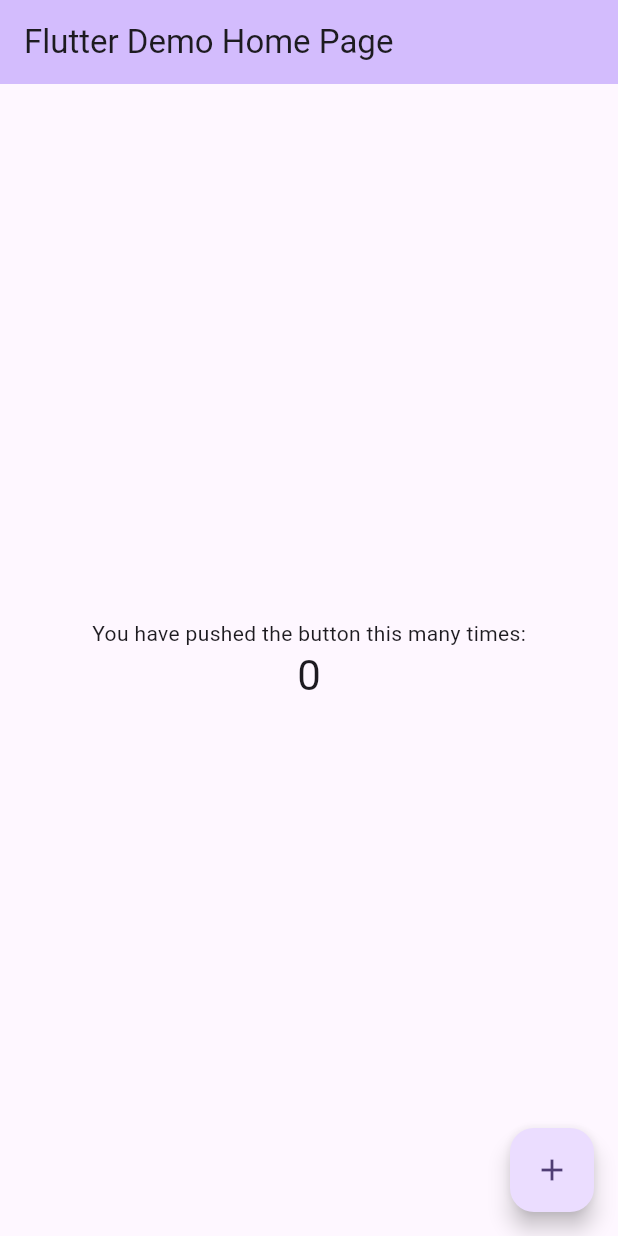
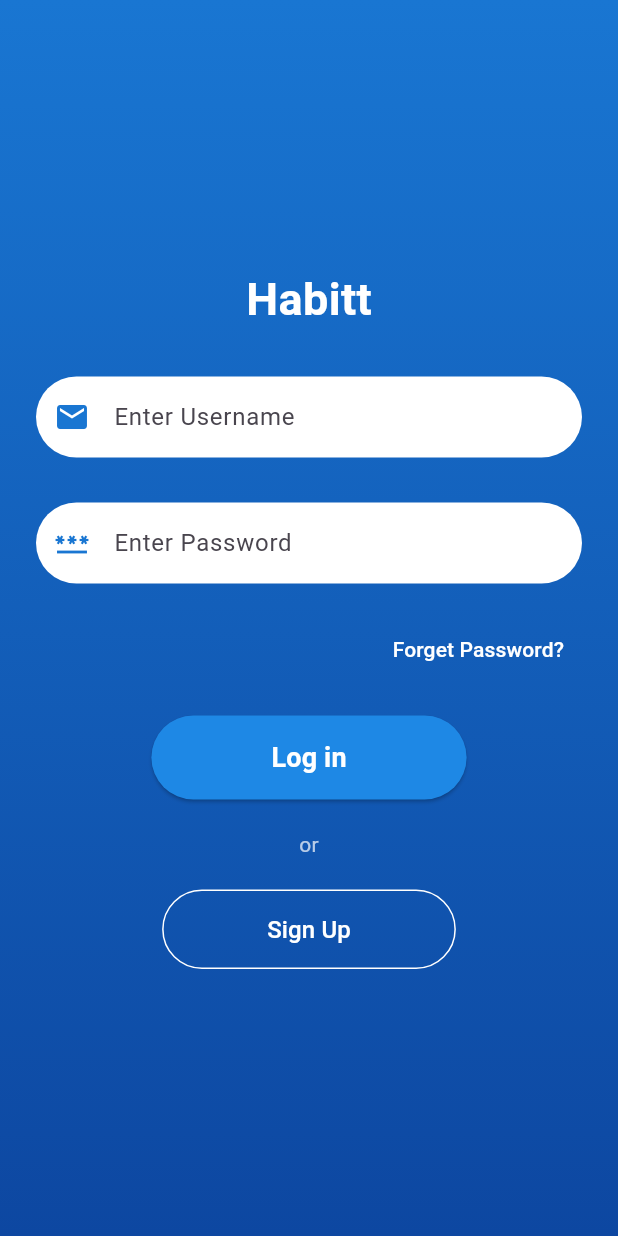
Before and after one commit to Hamzaalhadithy/habit_tracker_app, a Flutter app: the screen it shows after launch, on a phone screen of 412 x 824 dp. Run offline on Flutter 3.47's test engine with Material 3 defaults, Android fonts, the phone set to English and light mode, and no system bars; our stand-ins replace firebase_auth, firebase_core, fluttertoast; accounts and stored records are empty.

Commit message:
login page

```diff
--- /dev/null
+++ b/lib/login_screen.dart
@@ -0,0 +1,183 @@
+import 'package:flutter/material.dart';
+import 'package:firebase_auth/firebase_auth.dart';
+import 'package:fluttertoast/fluttertoast.dart';
+
+
+class LoginScreen extends StatefulWidget{
+  const LoginScreen({super.key});
+
+  @override
+  _loginScreenState createState() => _loginScreenState();
+}
+
+class _loginScreenState extends State<LoginScreen>{
+  final _emailCont = TextEditingController();
+  final _passwordCont = TextEditingController();
+  final FirebaseAuth _auth = FirebaseAuth.instance;
+
+
+  //default credinationals
+  final String defaultUsername = "testuser@gmail.com";
+  final String defaultPasword = "password123";
+
+  void _login() async {
+    try{
+      final credential = await _auth.signInWithEmailAndPassword(
+        email: _emailCont.text,
+        password: _passwordCont.text,
+      );
+    } on FirebaseAuthException catch (e){
+      if (e.code == 'user-not-found'){
+        Fluttertoast.showToast(msg: 'No user found for this email');
+      }
+      else if (e.code == 'wrong-password'){
+        Fluttertoast.showToast(msg: 'Wrong password');
+      }
+      else{
+        Fluttertoast.showToast(msg: e.code.toString(), gravity: ToastGravity.BOTTOM, backgroundColor: Colors.blue.shade700, webPosition: 'center' );
+      }
+    }
+  }
+
+
+  @override
+  Widget build(BuildContext context){
+    return Scaffold(
+      body: Container(
+        decoration: BoxDecoration(
+          gradient: LinearGradient(
+            colors: [Colors.blue.shade700, Colors.blue.shade900],
+            begin: Alignment.topCenter,
+            end: Alignment.bottomCenter,
+          ),
+        ),
+        child: Center(
+          child: SingleChildScrollView(
+            padding: EdgeInsets.all(24.0),
+            child: Column(
+              mainAxisAlignment: MainAxisAlignment.center,
+              children: [
+                const Text(
+                  'Habitt',
+                  style: TextStyle(
+                    fontSize: 30,
+                    color: Colors.white,
+                    fontWeight: FontWeight.bold,
+                  ),
+                ),
+                const SizedBox(
+                  height: 30,
+                ),
+                Container(
+                  decoration: BoxDecoration(
+                    color: Colors.white,
+                    borderRadius: BorderRadius.circular(30),
+                  ),
+                  child: TextField(
+                    controller: _emailCont,
+                    decoration: InputDecoration(
+                      prefixIcon: Icon(Icons.email, color: Colors.blue.shade700,),
+                      hintText: 'Enter Username',
+                      border: InputBorder.none,
+                      contentPadding: const EdgeInsets.symmetric(
+                        horizontal: 20, vertical: 15,
+                      ),
+                    ),
+                  ),
+                ),
+                const SizedBox(
+                  height: 30,
+                ),
+                Container(
+                  decoration: BoxDecoration(
+                    color: Colors.white,
+                    borderRadius: BorderRadius.circular(30),
+                  ),
+                  child: TextField(
+                    controller: _passwordCont,
+                    decoration: InputDecoration(
+                      prefixIcon: Icon(Icons.password, color: Colors.blue.shade700,),
+                      hintText: 'Enter Password',
+                      border: InputBorder.none,
+                      contentPadding: const EdgeInsets.symmetric(
+                        horizontal: 20, vertical: 15,
+                      ),
+                    ),
+                  ),
+                ),
+                const SizedBox(
+                  height: 20,
+                ),
+                Align(
+                  alignment: Alignment.centerRight,
+                  child: TextButton(
+                    onPressed: (){
+                      // password logic
+                    },
+                    child: const Text('Forget Password?', style: TextStyle(color: Colors.white),),
+                  ),
+                ),
+                const SizedBox(
+                  height: 20,
+                ),
+                ElevatedButton(
+                  onPressed: _login,
+                  style: ElevatedButton.styleFrom(
+                    backgroundColor: Colors.blue.shade600,
+                    shape: RoundedRectangleBorder(
+                      borderRadius: BorderRadiusGeometry.circular(30),
+                    ),
+                    padding: const EdgeInsets.symmetric(
+                      horizontal: 80, vertical: 15,
+                    ),
+                  ),
+                  child: const Text(
+                    'Log in',
+                    style: TextStyle(
+                      fontSize: 18,
+                      color: Colors.white,
+                      fontWeight: FontWeight.bold,
+                    ),
+                  ),
+                ),
+                const SizedBox(
+                  height: 20,
+                ),
+                const Text(
+                  'or',
+                  style: TextStyle(
+                    color: Colors.white70,
+                  ),
+                ),
+                const SizedBox(
+                  height: 20,
+                ),
+                OutlinedButton(
+                  onPressed: (){
+                    // navigate to register screen
+                  },
+                  style: OutlinedButton.styleFrom(
+                    side: const BorderSide(color: Colors.white),
+                    shape: RoundedRectangleBorder(
+                      borderRadius: BorderRadius.circular(30),
+                    ),
+                    padding: EdgeInsets.symmetric(
+                      horizontal: 70, vertical: 15,
+                    )
+                  ),
+                  child: const Text(
+                    'Sign Up',
+                    style: TextStyle(
+                      color: Colors.white,
+                      fontSize: 16,
+                    ),
+                  ),
+                )
+              ],
+            ),
+          ),
+        ),
+      ),
+    );
+  }
+}
--- a/lib/main.dart
+++ b/lib/main.dart
@@ -1,6 +1,21 @@
 import 'package:flutter/material.dart';
+import 'package:firebase_core/firebase_core.dart';
+import 'package:habit_tracker_app/login_screen.dart';
+import 'firebase_options.dart';
+import 'package:firebase_auth/firebase_auth.dart';
 
-void main() {
+void main() async {
+  WidgetsFlutterBinding.ensureInitialized();
+  await Firebase.initializeApp(
+    options: FirebaseOptions(
+      apiKey: "AIzaSyAJCWIsfR71inIQO2bPdAo-TywOaoR0-zE",
+      authDomain: "habit-tracker-8ae47.firebaseapp.com",
+      projectId: "habit-tracker-8ae47",
+      storageBucket: "habit-tracker-8ae47.firebasestorage.app",
+      messagingSenderId: "251810538816",
+      appId: "1:251810538816:web:532d3b1d9e3821854946a5"
+    ),
+  );
   runApp(const MyApp());
 }
 
@@ -11,112 +26,11 @@ class MyApp extends StatelessWidget {
   @override
   Widget build(BuildContext context) {
     return MaterialApp(
-      title: 'Flutter Demo',
+      title: 'Habit Tracker',
       theme: ThemeData(
-        // This is the theme of your application.
-        //
-        // TRY THIS: Try running your application with "flutter run". You'll see
-        // the application has a purple toolbar. Then, without quitting the app,
-        // try changing the seedColor in the colorScheme below to Colors.green
-        // and then invoke "hot reload" (save your changes or press the "hot
-        // reload" button in a Flutter-supported IDE, or press "r" if you used
-        // the command line to start the app).
-        //
-        // Notice that the counter didn't reset back to zero; the application
-        // state is not lost during the reload. To reset the state, use hot
-        // restart instead.
-        //
-        // This works for code too, not just values: Most code changes can be
-        // tested with just a hot reload.
         colorScheme: ColorScheme.fromSeed(seedColor: Colors.deepPurple),
       ),
-      home: const MyHomePage(title: 'Flutter Demo Home Page'),
+      home: const LoginScreen(),
     );
   }
 }
-
-class MyHomePage extends StatefulWidget {
-  const MyHomePage({super.key, required this.title});
-
-  // This widget is the home page of your application. It is stateful, meaning
-  // that it has a State object (defined below) that contains fields that affect
-  // how it looks.
-
-  // This class is the configuration for the state. It holds the values (in this
-  // case the title) provided by the parent (in this case the App widget) and
-  // used by the build method of the State. Fields in a Widget subclass are
-  // always marked "final".
-
-  final String title;
-
-  @override
-  State<MyHomePage> createState() => _MyHomePageState();
-}
-
-class _MyHomePageState extends State<MyHomePage> {
-  int _counter = 0;
-
-  void _incrementCounter() {
-    setState(() {
-      // This call to setState tells the Flutter framework that something has
-      // changed in this State, which causes it to rerun the build method below
-      // so that the display can reflect the updated values. If we changed
-      // _counter without calling setState(), then the build method would not be
-      // called again, and so nothing would appear to happen.
-      _counter++;
-    });
-  }
-
-  @override
-  Widget build(BuildContext context) {
-    // This method is rerun every time setState is called, for instance as done
-    // by the _incrementCounter method above.
-    //
-    // The Flutter framework has been optimized to make rerunning build methods
-    // fast, so that you can just rebuild anything that needs updating rather
-    // than having to individually change instances of widgets.
-    return Scaffold(
-      appBar: AppBar(
-        // TRY THIS: Try changing the color here to a specific color (to
-        // Colors.amber, perhaps?) and trigger a hot reload to see the AppBar
-        // change color while the other colors stay the same.
-        backgroundColor: Theme.of(context).colorScheme.inversePrimary,
-        // Here we take the value from the MyHomePage object that was created by
-        // the App.build method, and use it to set our appbar title.
-        title: Text(widget.title),
-      ),
-      body: Center(
-        // Center is a layout widget. It takes a single child and positions it
-        // in the middle of the parent.
-        child: Column(
-          // Column is also a layout widget. It takes a list of children and
-          // arranges them vertically. By default, it sizes itself to fit its
-          // children horizontally, and tries to be as tall as its parent.
-          //
-          // Column has various properties to control how it sizes itself and
-          // how it positions its children. Here we use mainAxisAlignment to
-          // center the children vertically; the main axis here is the vertical
-          // axis because Columns are vertical (the cross axis would be
-          // horizontal).
-          //
-          // TRY THIS: Invoke "debug painting" (choose the "Toggle Debug Paint"
-          // action in the IDE, or press "p" in the console), to see the
-          // wireframe for each widget.
-          mainAxisAlignment: MainAxisAlignment.center,
-          children: <Widget>[
-            const Text('You have pushed the button this many times:'),
-            Text(
-              '$_counter',
-              style: Theme.of(context).textTheme.headlineMedium,
-            ),
-          ],
-        ),
-      ),
-      floatingActionButton: FloatingActionButton(
-        onPressed: _incrementCounter,
-        tooltip: 'Increment',
-        child: const Icon(Icons.add),
-      ), // This trailing comma makes auto-formatting nicer for build methods.
-    );
-  }
-}
```
Also changed, not shown: pubspec.yaml (+7 -1 lines), firebase.json (added), lib/firebase_options.dart (added), pubspec.lock, 3 other files.
